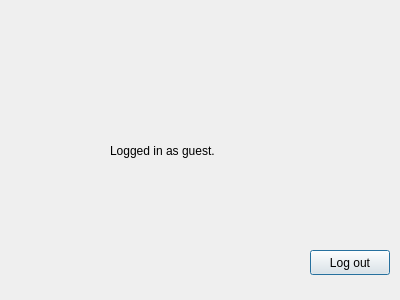
Before: the Qt Designer form guestdialog.ui in chrisq327/CS1C-Team-Rocket, drawn with Qt 5.
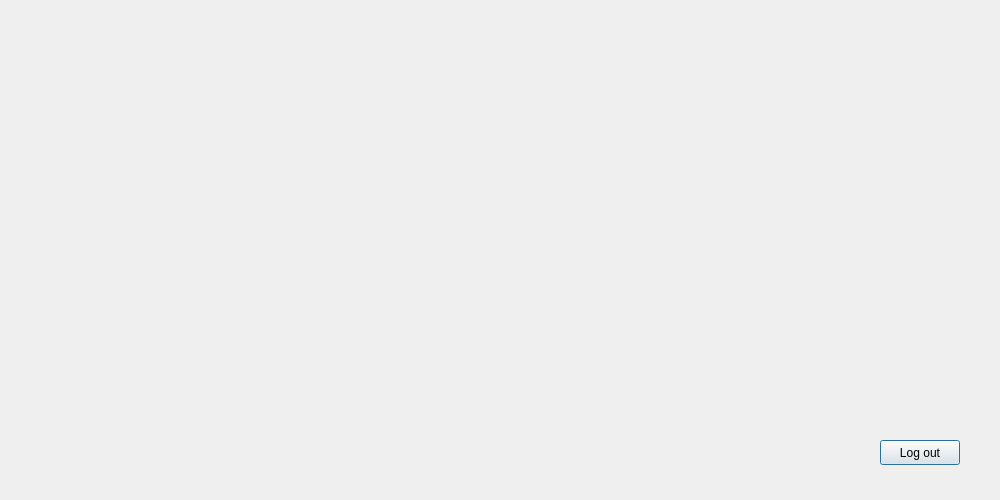
After: the same form once the commit is applied.

The edit to the form file:
```diff
--- a/guestdialog.ui
+++ b/guestdialog.ui
@@ -6,31 +6,18 @@
    <rect>
     <x>0</x>
     <y>0</y>
-    <width>400</width>
-    <height>300</height>
+    <width>1000</width>
+    <height>500</height>
    </rect>
   </property>
   <property name="windowTitle">
    <string>Dialog</string>
   </property>
-  <widget class="QLabel" name="label">
-   <property name="geometry">
-    <rect>
-     <x>110</x>
-     <y>100</y>
-     <width>181</width>
-     <height>101</height>
-    </rect>
-   </property>
-   <property name="text">
-    <string>Logged in as guest.</string>
-   </property>
-  </widget>
   <widget class="QPushButton" name="pushButton_Logout">
    <property name="geometry">
     <rect>
-     <x>310</x>
-     <y>250</y>
+     <x>880</x>
+     <y>440</y>
      <width>80</width>
      <height>25</height>
     </rect>
```
